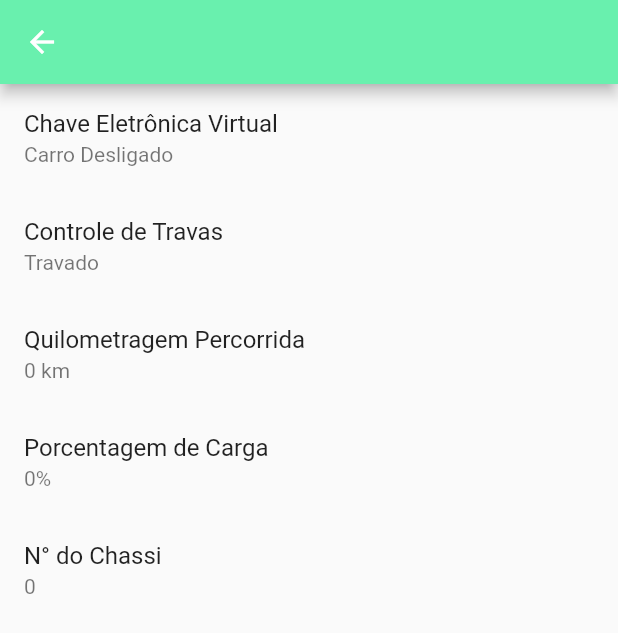
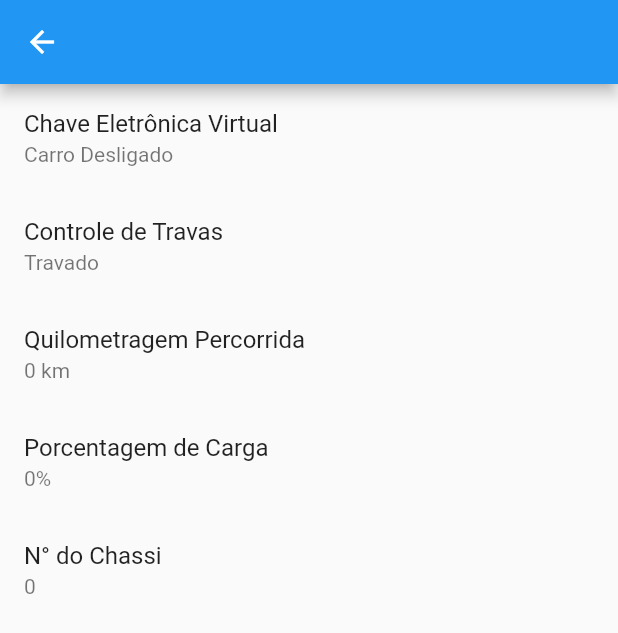
Before and after one commit to CaarlosAndrade/carroeletrico, a Flutter app: the DetalheCarroPage screen opened directly with empty values, on a phone screen of 412 x 824 dp. Shown: the top 633 px of the screen. Run offline on Flutter 3.47's test engine with Material 2 defaults, Android fonts, the phone set to English and light mode, and no system bars; our stand-ins replace google_maps_flutter, sqflite; accounts and stored records are empty; network calls fail.

Commit message:
feat: atualizado tela de detalhes

```diff
--- a/lib/components/detalhe_carro_page.dart
+++ b/lib/components/detalhe_carro_page.dart
@@ -11,8 +11,7 @@ class DetalheCarroPage extends StatelessWidget {
     final carro = ModalRoute.of(context)!.settings.arguments as Carro;
 
     return Scaffold(
-      appBar: AppBar(
-          backgroundColor: Colors.greenAccent, title: Text(carro.apelido)),
+      appBar: AppBar(title: Text(carro.apelido)),
       body: SingleChildScrollView(
         child: Column(
           children: [
```
